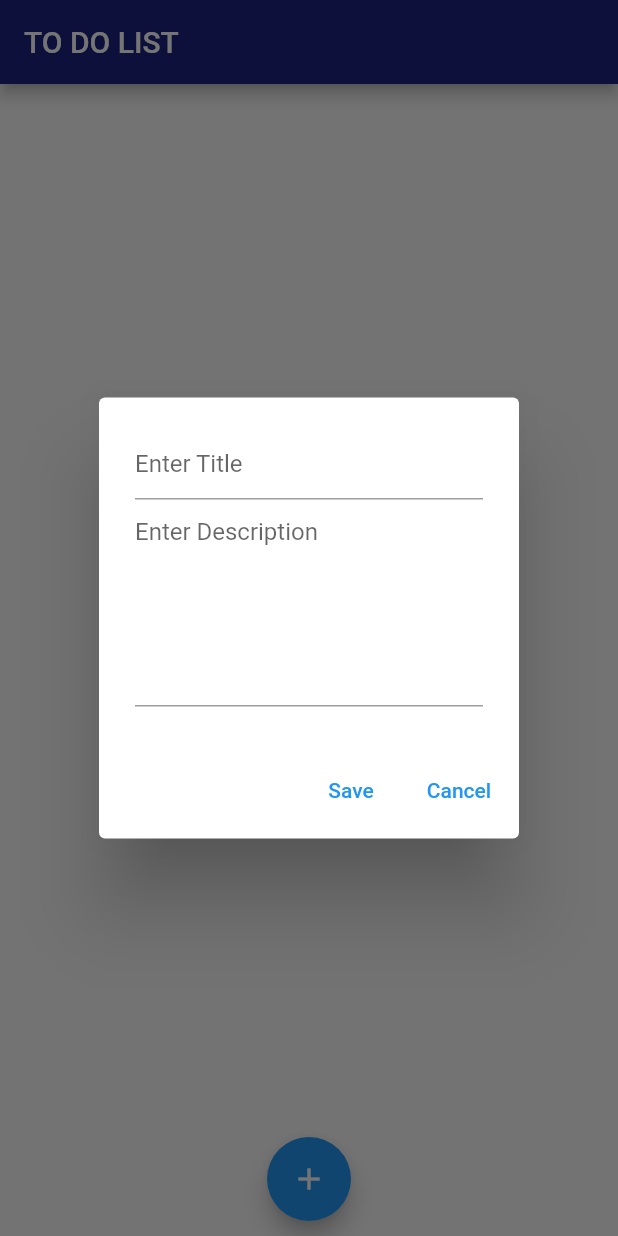
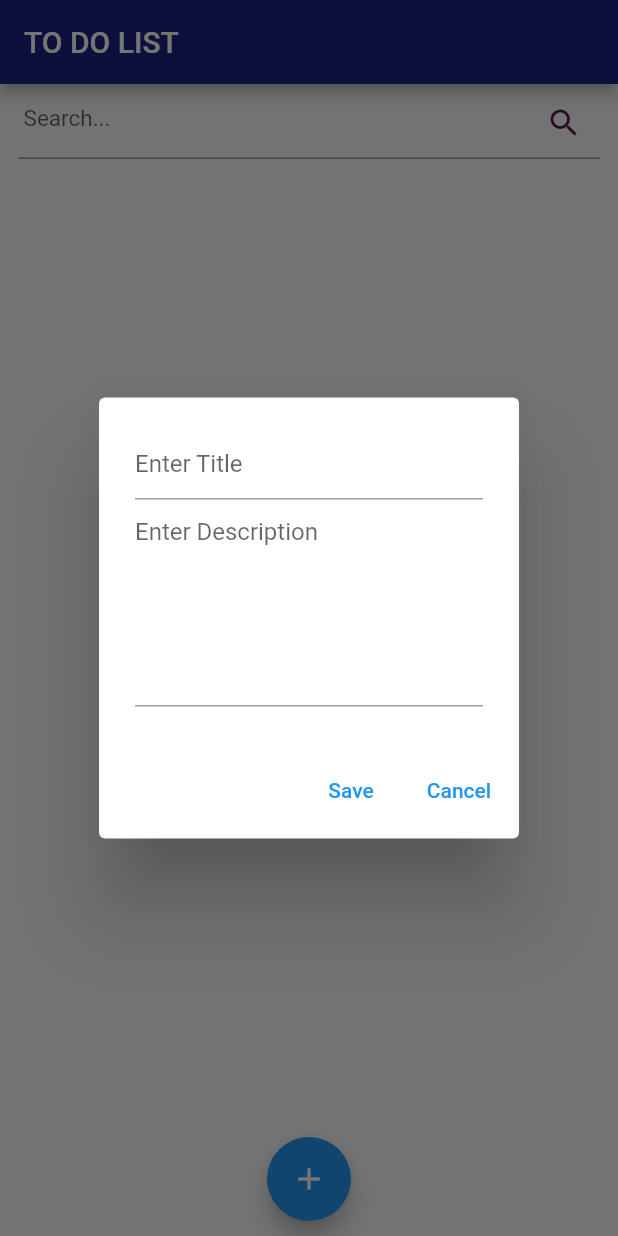
Before and after one commit to Nuwi96/MAD-CW-PART-A, a Flutter app: the screen it shows after launch, after a tap on the "add" icon, on a phone screen of 412 x 824 dp. Run offline on Flutter 3.47's test engine with Material 2 defaults, Android fonts, the phone set to English and light mode, and no system bars; our stand-ins replace sqflite; accounts and stored records are empty.

Commit message:
fix color code issue

```diff
--- a/lib/home_screen.dart
+++ b/lib/home_screen.dart
@@ -12,7 +12,8 @@ class _HomeScreenState extends State<HomeScreen> {
   GlobalKey<FormState> _formKey = GlobalKey<FormState>();
   List<Map<String, dynamic>> notes;
   List<Map<String, dynamic>> noteList;
-  final List<int> colorCode = [900, 700, 500, 300, 100];
+  int i = 0;
+  final List<int> colorCode = [900, 700, 500];
   TextEditingController editTitleController = TextEditingController();
   TextEditingController editNoteController = TextEditingController();
   TextEditingController editIDController = TextEditingController();
@@ -32,6 +33,22 @@ class _HomeScreenState extends State<HomeScreen> {
         ),
         body: SafeArea(
             child: Column(children: [
+          Padding(
+            // fromLTRB(right, bottom, left, top)
+            padding: const EdgeInsets.fromLTRB(12, 2, 12, 3),
+            child: TextField(
+              cursorColor: Colors.white,
+              decoration: InputDecoration(
+                  hintText: " Search...",
+                  // border: InputBorder.none,
+                  suffixIcon: IconButton(
+                    icon: Icon(Icons.search),
+                    color: Color.fromRGBO(93, 25, 72, 1),
+                    onPressed: () {},
+                  )),
+              style: TextStyle(color: Colors.black, fontSize: 15.0),
+            ),
+          ),
           Expanded(
             child: ListTileTheme(
               contentPadding: EdgeInsets.all(15),
@@ -48,7 +65,8 @@ class _HomeScreenState extends State<HomeScreen> {
                 itemBuilder: (_, index) => Card(
                   margin: EdgeInsets.all(10),
                   child: ListTile(
-                    tileColor: Colors.lightBlue[colorCode[index]],
+                    tileColor: Colors
+                        .lightBlue[colorCode[(index >= 3 ? colorCode.length-1 : index)]],
                     // title: Text(notes[index]['id']),
                     title: Text(notes[index]['title'] ?? '',
                         style:
@@ -185,4 +203,6 @@ class _HomeScreenState extends State<HomeScreen> {
       editNoteController.text = '';
     }
   }
+
+  search() async {}
 }
```
